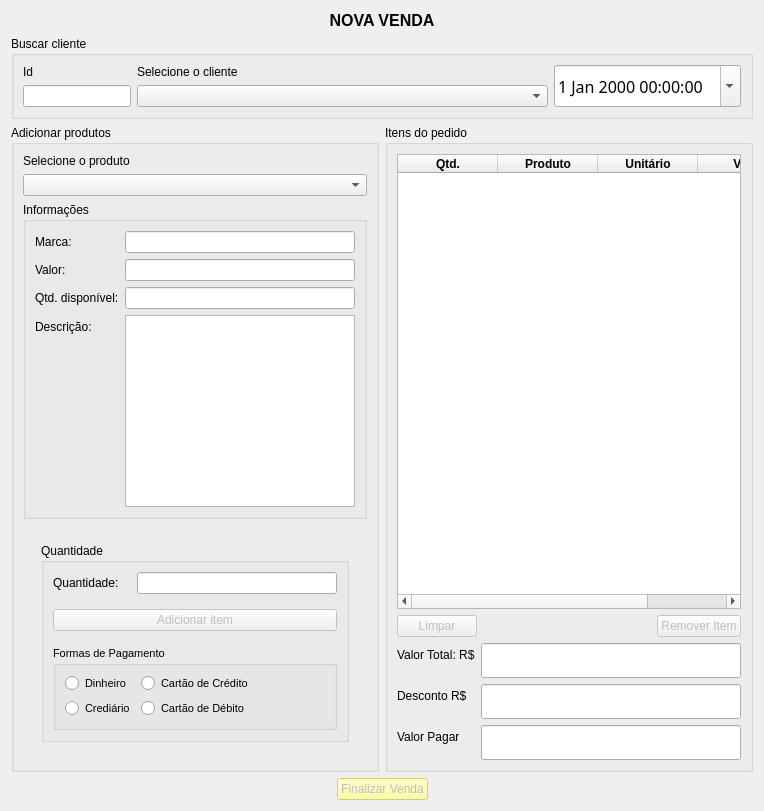
This is ui/ui_novaVenda.ui in adaiasreis/ProjetoMatCons_F as Qt 5 draws it before an edit. The edited form follows.
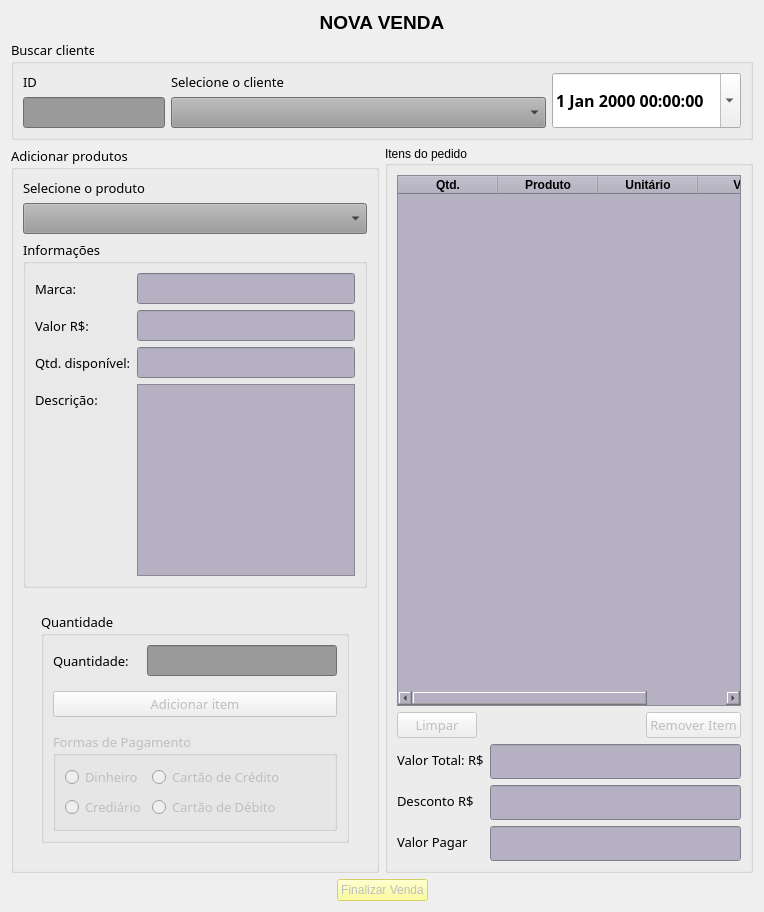
This is the edited form.

```diff
--- a/ui/ui_novaVenda.ui
+++ b/ui/ui_novaVenda.ui
@@ -38,7 +38,7 @@
        </property>
        <property name="font">
         <font>
-         <pointsize>12</pointsize>
+         <pointsize>14</pointsize>
          <weight>75</weight>
          <bold>true</bold>
         </font>
@@ -61,6 +61,12 @@
        <verstretch>0</verstretch>
       </sizepolicy>
      </property>
+     <property name="font">
+      <font>
+       <family>Modern No. 20</family>
+       <pointsize>10</pointsize>
+      </font>
+     </property>
      <property name="title">
       <string>Buscar cliente</string>
      </property>
@@ -69,6 +75,12 @@
        <layout class="QGridLayout" name="gridLayout">
         <item row="0" column="1">
          <widget class="QLabel" name="label_3">
+          <property name="font">
+           <font>
+            <family>Modern No. 20</family>
+            <pointsize>10</pointsize>
+           </font>
+          </property>
           <property name="text">
            <string>Selecione o cliente</string>
           </property>
@@ -82,8 +94,14 @@
             <verstretch>0</verstretch>
            </sizepolicy>
           </property>
+          <property name="font">
+           <font>
+            <family>Modern No. 20</family>
+            <pointsize>10</pointsize>
+           </font>
+          </property>
           <property name="text">
-           <string>Id</string>
+           <string>ID</string>
           </property>
          </widget>
         </item>
@@ -95,6 +113,17 @@
             <verstretch>0</verstretch>
            </sizepolicy>
           </property>
+          <property name="font">
+           <font>
+            <family>Modern No. 20</family>
+            <pointsize>12</pointsize>
+            <weight>50</weight>
+            <bold>false</bold>
+           </font>
+          </property>
+          <property name="styleSheet">
+           <string notr="true">background-color: rgb(154, 154, 154);</string>
+          </property>
           <property name="editable">
            <bool>false</bool>
           </property>
@@ -111,6 +140,15 @@
             <verstretch>0</verstretch>
            </sizepolicy>
           </property>
+          <property name="font">
+           <font>
+            <family>Modern No. 20</family>
+            <pointsize>12</pointsize>
+           </font>
+          </property>
+          <property name="styleSheet">
+           <string notr="true">background-color: rgb(154, 154, 154);</string>
+          </property>
           <property name="readOnly">
            <bool>true</bool>
           </property>
@@ -131,8 +169,10 @@
         </property>
         <property name="font">
          <font>
-          <family>Gill Sans MT Condensed</family>
+          <family>Gadugi</family>
           <pointsize>12</pointsize>
+          <weight>75</weight>
+          <bold>true</bold>
          </font>
         </property>
         <property name="calendarPopup">
@@ -160,19 +200,41 @@
       </property>
       <item>
        <widget class="QGroupBox" name="groupBox_2">
+        <property name="font">
+         <font>
+          <family>Modern No. 20</family>
+          <pointsize>10</pointsize>
+         </font>
+        </property>
         <property name="title">
          <string>Adicionar produtos</string>
         </property>
         <layout class="QVBoxLayout" name="verticalLayout_3">
          <item>
           <widget class="QLabel" name="label_4">
+           <property name="font">
+            <font>
+             <family>Modern No. 20</family>
+             <pointsize>10</pointsize>
+            </font>
+           </property>
            <property name="text">
             <string>Selecione o produto</string>
            </property>
           </widget>
          </item>
          <item>
-          <widget class="QComboBox" name="combo_produtos"/>
+          <widget class="QComboBox" name="combo_produtos">
+           <property name="font">
+            <font>
+             <family>Modern No. 20</family>
+             <pointsize>12</pointsize>
+            </font>
+           </property>
+           <property name="styleSheet">
+            <string notr="true">background-color: rgb(154, 154, 154);</string>
+           </property>
+          </widget>
          </item>
          <item>
           <widget class="QGroupBox" name="groupBox_4">
@@ -190,6 +252,12 @@
              <layout class="QFormLayout" name="formLayout">
               <item row="0" column="0">
                <widget class="QLabel" name="label_5">
+                <property name="font">
+                 <font>
+                  <family>Modern No. 20</family>
+                  <pointsize>10</pointsize>
+                 </font>
+                </property>
                 <property name="text">
                  <string>Marca: </string>
                 </property>
@@ -197,6 +265,15 @@
               </item>
               <item row="0" column="1">
                <widget class="QLineEdit" name="campMarca">
+                <property name="font">
+                 <font>
+                  <family>Modern No. 20</family>
+                  <pointsize>12</pointsize>
+                 </font>
+                </property>
+                <property name="styleSheet">
+                 <string notr="true">background-color: rgb(181, 177, 195);</string>
+                </property>
                 <property name="readOnly">
                  <bool>true</bool>
                 </property>
@@ -204,13 +281,28 @@
               </item>
               <item row="1" column="0">
                <widget class="QLabel" name="label_6">
+                <property name="font">
+                 <font>
+                  <family>Modern No. 20</family>
+                  <pointsize>10</pointsize>
+                 </font>
+                </property>
                 <property name="text">
-                 <string>Valor: </string>
+                 <string>Valor R$: </string>
                 </property>
                </widget>
               </item>
               <item row="1" column="1">
                <widget class="QLineEdit" name="campValor">
+                <property name="font">
+                 <font>
+                  <family>Modern No. 20</family>
+                  <pointsize>12</pointsize>
+                 </font>
+                </property>
+                <property name="styleSheet">
+                 <string notr="true">background-color: rgb(181, 177, 195);</string>
+                </property>
                 <property name="readOnly">
                  <bool>true</bool>
                 </property>
@@ -218,6 +310,12 @@
               </item>
               <item row="2" column="0">
                <widget class="QLabel" name="label_7">
+                <property name="font">
+                 <font>
+                  <family>Modern No. 20</family>
+                  <pointsize>10</pointsize>
+                 </font>
+                </property>
                 <property name="text">
                  <string>Qtd. disponível:</string>
                 </property>
@@ -225,6 +323,15 @@
               </item>
               <item row="2" column="1">
                <widget class="QLineEdit" name="campQtd_disp">
+                <property name="font">
+                 <font>
+                  <family>Modern No. 20</family>
+                  <pointsize>12</pointsize>
+                 </font>
+                </property>
+                <property name="styleSheet">
+                 <string notr="true">background-color: rgb(181, 177, 195);</string>
+                </property>
                 <property name="readOnly">
                  <bool>true</bool>
                 </property>
@@ -232,6 +339,12 @@
               </item>
               <item row="3" column="0">
                <widget class="QLabel" name="label_8">
+                <property name="font">
+                 <font>
+                  <family>Modern No. 20</family>
+                  <pointsize>10</pointsize>
+                 </font>
+                </property>
                 <property name="text">
                  <string>Descrição:</string>
                 </property>
@@ -245,6 +358,15 @@
                   <verstretch>0</verstretch>
                  </sizepolicy>
                 </property>
+                <property name="font">
+                 <font>
+                  <family>Modern No. 20</family>
+                  <pointsize>12</pointsize>
+                 </font>
+                </property>
+                <property name="styleSheet">
+                 <string notr="true">background-color: rgb(181, 177, 195);</string>
+                </property>
                 <property name="readOnly">
                  <bool>true</bool>
                 </property>
@@ -286,13 +408,29 @@
                    <layout class="QFormLayout" name="formLayout_3">
                     <item row="0" column="0">
                      <widget class="QLabel" name="label_9">
+                      <property name="font">
+                       <font>
+                        <family>Modern No. 20</family>
+                        <pointsize>10</pointsize>
+                       </font>
+                      </property>
                       <property name="text">
                        <string>Quantidade: </string>
                       </property>
                      </widget>
                     </item>
                     <item row="0" column="1">
-                     <widget class="QLineEdit" name="campQuantidade"/>
+                     <widget class="QLineEdit" name="campQuantidade">
+                      <property name="font">
+                       <font>
+                        <family>Modern No. 20</family>
+                        <pointsize>12</pointsize>
+                       </font>
+                      </property>
+                      <property name="styleSheet">
+                       <string notr="true">background-color: rgb(154, 154, 154);</string>
+                      </property>
+                     </widget>
                     </item>
                    </layout>
                   </item>
@@ -301,16 +439,26 @@
                     <property name="enabled">
                      <bool>false</bool>
                     </property>
+                    <property name="font">
+                     <font>
+                      <family>Modern No. 20</family>
+                      <pointsize>10</pointsize>
+                     </font>
+                    </property>
                     <property name="text">
                      <string>Adicionar item</string>
                     </property>
                    </widget>
                   </item>
                   <item>
-                   <widget class="QGroupBox" name="groupBox_6">
+                   <widget class="QGroupBox" name="grupPag">
+                    <property name="enabled">
+                     <bool>false</bool>
+                    </property>
                     <property name="font">
                      <font>
-                      <pointsize>8</pointsize>
+                      <family>Modern No. 20</family>
+                      <pointsize>10</pointsize>
                      </font>
                     </property>
                     <property name="title">
@@ -321,9 +469,8 @@
                       <widget class="QRadioButton" name="r_din">
                        <property name="font">
                         <font>
-                         <pointsize>8</pointsize>
-                         <weight>50</weight>
-                         <bold>false</bold>
+                         <family>Modern No. 20</family>
+                         <pointsize>10</pointsize>
                         </font>
                        </property>
                        <property name="text">
@@ -335,7 +482,8 @@
                       <widget class="QRadioButton" name="r_carCred">
                        <property name="font">
                         <font>
-                         <pointsize>8</pointsize>
+                         <family>Modern No. 20</family>
+                         <pointsize>10</pointsize>
                          <weight>50</weight>
                          <bold>false</bold>
                         </font>
@@ -349,7 +497,8 @@
                       <widget class="QRadioButton" name="r_cred">
                        <property name="font">
                         <font>
-                         <pointsize>8</pointsize>
+                         <family>Modern No. 20</family>
+                         <pointsize>10</pointsize>
                          <weight>50</weight>
                          <bold>false</bold>
                         </font>
@@ -363,7 +512,8 @@
                       <widget class="QRadioButton" name="r_carDeb">
                        <property name="font">
                         <font>
-                         <pointsize>8</pointsize>
+                         <family>Modern No. 20</family>
+                         <pointsize>10</pointsize>
                          <weight>50</weight>
                          <bold>false</bold>
                         </font>
@@ -396,6 +546,9 @@
         <layout class="QVBoxLayout" name="verticalLayout_6">
          <item>
           <widget class="QTableWidget" name="tableWidget">
+           <property name="styleSheet">
+            <string notr="true">background-color: rgb(181, 177, 195);</string>
+           </property>
            <column>
             <property name="text">
              <string>Qtd.</string>
@@ -462,6 +615,12 @@
              <property name="enabled">
               <bool>false</bool>
              </property>
+             <property name="font">
+              <font>
+               <family>Modern No. 20</family>
+               <pointsize>10</pointsize>
+              </font>
+             </property>
              <property name="text">
               <string>Limpar</string>
              </property>
@@ -485,6 +644,12 @@
              <property name="enabled">
               <bool>false</bool>
              </property>
+             <property name="font">
+              <font>
+               <family>Modern No. 20</family>
+               <pointsize>10</pointsize>
+              </font>
+             </property>
              <property name="text">
               <string>Remover Item</string>
              </property>
@@ -496,6 +661,12 @@
           <layout class="QFormLayout" name="formLayout_2">
            <item row="0" column="0">
             <widget class="QLabel" name="label_10">
+             <property name="font">
+              <font>
+               <family>Modern No. 20</family>
+               <pointsize>10</pointsize>
+              </font>
+             </property>
              <property name="text">
               <string>Valor Total: R$</string>
              </property>
@@ -509,10 +680,22 @@
                <pointsize>14</pointsize>
               </font>
              </property>
+             <property name="styleSheet">
+              <string notr="true">background-color: rgb(181, 177, 195);</string>
+             </property>
+             <property name="readOnly">
+              <bool>true</bool>
+             </property>
             </widget>
            </item>
            <item row="1" column="0">
             <widget class="QLabel" name="label_11">
+             <property name="font">
+              <font>
+               <family>Modern No. 20</family>
+               <pointsize>10</pointsize>
+              </font>
+             </property>
              <property name="text">
               <string>Desconto R$</string>
              </property>
@@ -526,10 +709,22 @@
                <pointsize>14</pointsize>
               </font>
              </property>
+             <property name="styleSheet">
+              <string notr="true">background-color: rgb(181, 177, 195);</string>
+             </property>
+             <property name="readOnly">
+              <bool>true</bool>
+             </property>
             </widget>
            </item>
            <item row="2" column="0">
             <widget class="QLabel" name="label_12">
+             <property name="font">
+              <font>
+               <family>Modern No. 20</family>
+               <pointsize>10</pointsize>
+              </font>
+             </property>
              <property name="text">
               <string>Valor Pagar</string>
              </property>
@@ -543,6 +738,12 @@
                <pointsize>14</pointsize>
               </font>
              </property>
+             <property name="styleSheet">
+              <string notr="true">background-color: rgb(181, 177, 195);</string>
+             </property>
+             <property name="readOnly">
+              <bool>true</bool>
+             </property>
             </widget>
            </item>
           </layout>
```
